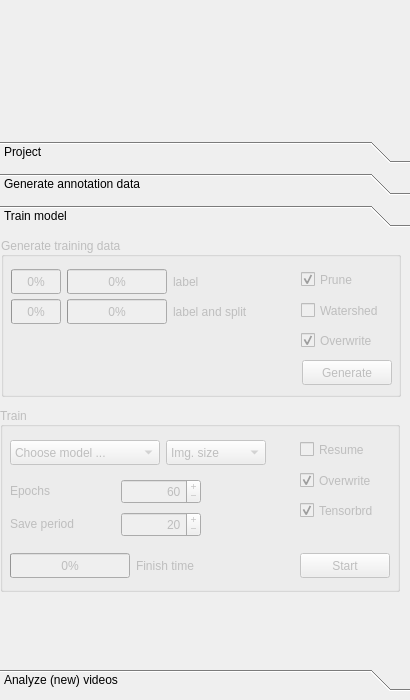
horsto/OCTRON-GUI, file octron/qt_gui/octron.ui: the form before one commit.
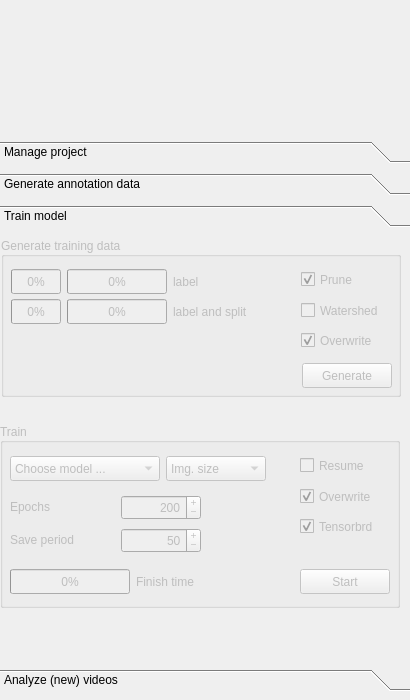
The form after the commit. The open tabs and pages were chosen to show the change. Icons and pictures are not drawn.

Commit message:
Adjust epoch standard count etc. in GUI
Set higher, also, enable one subject checkbox

Diff of the .ui file:
```diff
--- a/octron/qt_gui/octron.ui
+++ b/octron/qt_gui/octron.ui
@@ -151,7 +151,7 @@
          <normaloff>icons/noun-project-7158867.svg</normaloff>icons/noun-project-7158867.svg</iconset>
        </attribute>
        <attribute name="label">
-        <string>Project</string>
+        <string>Manage project</string>
        </attribute>
        <attribute name="toolTip">
         <string>Create new octron projects or load existing ones</string>
@@ -1160,7 +1160,7 @@
           <x>0</x>
           <y>0</y>
           <width>402</width>
-          <height>355</height>
+          <height>371</height>
          </rect>
         </property>
         <layout class="QVBoxLayout" name="train_vertical_layout" stretch="0,0">
@@ -1514,7 +1514,7 @@
               <x>10</x>
               <y>120</y>
               <width>381</width>
-              <height>31</height>
+              <height>37</height>
              </rect>
             </property>
             <layout class="QHBoxLayout" name="train_folder_btn_horizontalLayout">
@@ -1702,7 +1702,7 @@
                 <number>10</number>
                </property>
                <property name="value">
-                <number>60</number>
+                <number>200</number>
                </property>
               </widget>
              </item>
@@ -1746,7 +1746,7 @@
                 <number>15</number>
                </property>
                <property name="value">
-                <number>20</number>
+                <number>50</number>
                </property>
               </widget>
              </item>
```
Left out of the diff: 8 changed lines with no effect on the pictures. The commit also changes 3 other files.
